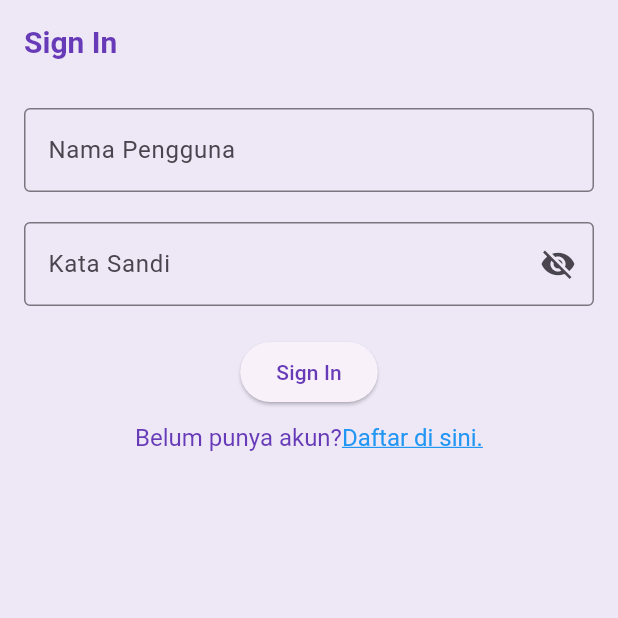
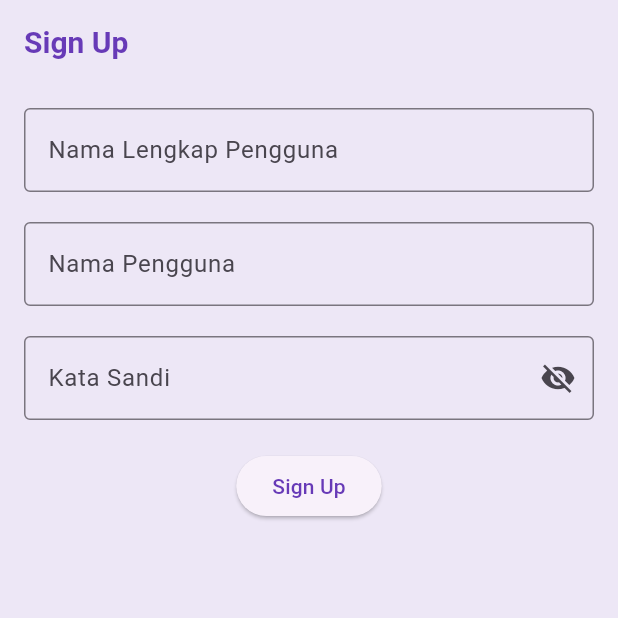
Before and after one commit to NicholasTan24/wisata_candi_nicholastan, a Flutter app: the screen it shows after launch, on a phone screen of 412 x 824 dp, the top half of it. Run offline on Flutter 3.47's test engine with Material 3 defaults, Android fonts, the phone set to English and light mode, and no system bars.

Commit message:
SignUpScreen
Melatih membuat layar signup

```diff
--- a/lib/main.dart
+++ b/lib/main.dart
@@ -3,6 +3,7 @@
 import 'package:wisata_candi_nicholastan/screens/detail_screen.dart';
 import 'package:wisata_candi_nicholastan/screens/profile_screen.dart';
 import 'package:wisata_candi_nicholastan/screens/sign_in_screen.dart';
+import 'package:wisata_candi_nicholastan/screens/sign_up_screen.dart';
 
 
 void main() {
@@ -34,7 +35,8 @@
       ),
       // home: ProfileScreen(),
       // home: DetailScreen(candi: candiList[0]),
-      home: SignInScreen(),
+      // home: SignInScreen(),
+      home: SignUpScreen(),
     );
   }
 }
--- /dev/null
+++ b/lib/screens/sign_up_screen.dart
@@ -0,0 +1,92 @@
+import 'package:flutter/material.dart';
+import 'package:flutter/gestures.dart';
+
+
+class SignUpScreen extends StatefulWidget {
+  SignUpScreen({super.key});
+
+  @override
+  State<SignUpScreen> createState() => _SignInScreenState();
+}
+
+class _SignInScreenState extends State<SignUpScreen> {
+  // TODO: 1. Deklarasikan variabel
+  final TextEditingController _usernameController = TextEditingController();
+  final TextEditingController _fullnameController = TextEditingController();
+  final TextEditingController _passwordController = TextEditingController();
+
+  String _errorText = '';
+
+  bool _isSignedIn = false;
+
+  bool _obscurePassword = true;
+
+  @override
+  Widget build(BuildContext context) {
+    return Scaffold(
+      // TODO: 2. Pasang AppBar
+      appBar: AppBar(title: Text('Sign Up')),
+      // TODO: 3. Pasang body
+      body: SingleChildScrollView(
+        child: Center(
+          child: Padding(
+            padding: const EdgeInsets.all(16),
+            child: Form(
+                child: Column(
+                  // TODO: 4. Atur mainAxisAlignment dan crossAxisAlignment
+                  mainAxisAlignment: MainAxisAlignment.center,
+                  crossAxisAlignment: CrossAxisAlignment.center,
+                  children: [
+                    TextFormField(
+                      controller: _fullnameController,
+                      decoration: InputDecoration(
+                        labelText: "Nama Lengkap Pengguna",
+                        border: OutlineInputBorder(),
+                      ),
+                    ),
+                    // TODO: 6. Pasang TextFormField Nama Pengguna
+                    SizedBox(height: 20),
+                    TextFormField(
+                      controller: _usernameController,
+                      decoration: InputDecoration(
+                        labelText: "Nama Pengguna",
+                        border: OutlineInputBorder(),
+                      ),
+                    ),
+                    // TODO: 7. Pasang TextFormField Kata Sandi
+                    SizedBox(height: 20),
+                    TextFormField(
+                      controller: _passwordController,
+                      decoration: InputDecoration(
+                        labelText: "Kata Sandi",
+                        errorText: _errorText.isNotEmpty ? _errorText : null,
+                        border: OutlineInputBorder(),
+                        suffixIcon: IconButton(
+                          onPressed: () {
+                            setState(() {
+                              _obscurePassword = ! _obscurePassword;
+                            });
+                          },
+                          icon: Icon(
+                            _obscurePassword ? Icons.visibility_off : Icons.visibility,
+                          ),
+                        ),
+                      ),
+                      obscureText: _obscurePassword,
+                    ),
+                    // TODO: 8. Pasang ElevatedButton Sign In
+                    SizedBox(height: 20),
+                    ElevatedButton(onPressed: () {}, child: Text('Sign Up')),
+                    // TODO: 9.Pasang TextButton Sign Up
+                    SizedBox(height: 10),
+                    // TextButton(
+                    //     onPressed: (){},
+                    //     child: Text('Belum punya akun? Daftar di sini')),
+                  ],
+                )),
+          ),
+        ),
+      ),
+    );
+  }
+}
```
